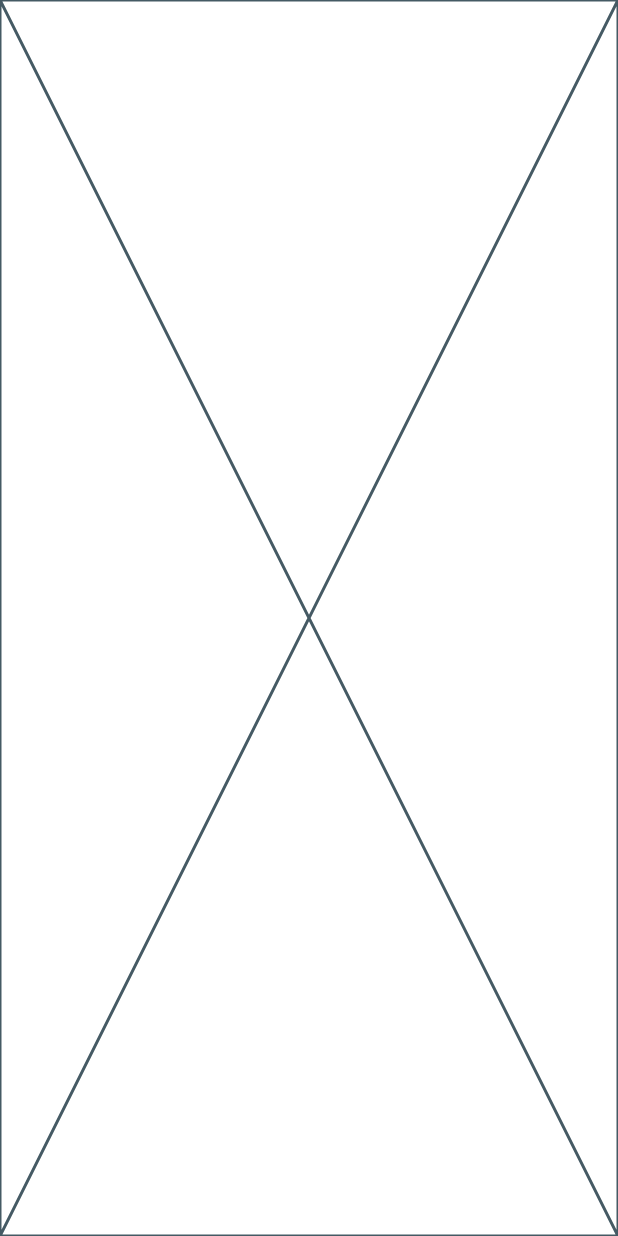
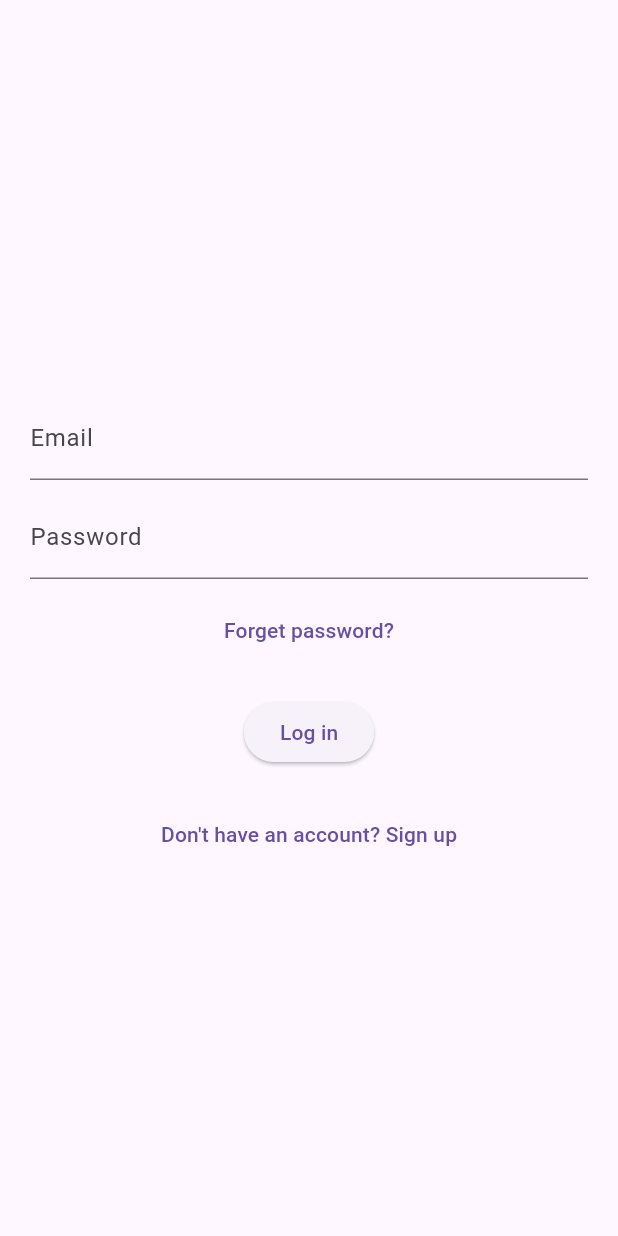
Before and after one commit to AliAljawad/Sign-Speak-Front, a Flutter app: the screen it shows after launch, on a phone screen of 412 x 824 dp. Run offline on Flutter 3.47's test engine with Material 3 defaults, Android fonts, the light colour scheme and no system bars.

Commit message:
added the text fields and login button

```diff
--- a/lib/screens/login_screen.dart
+++ b/lib/screens/login_screen.dart
@@ -5,6 +5,45 @@ class LoginPage extends StatelessWidget {
 
   @override
   Widget build(BuildContext context) {
-    return const Placeholder();
+    return Scaffold(
+
+      body: Padding(
+        padding: const EdgeInsets.all(20.0),
+        child: Column(
+          mainAxisAlignment: MainAxisAlignment.center,
+          children: [
+
+            const SizedBox(height: 20),
+            const TextField(
+              decoration: InputDecoration(
+                labelText: 'Email',
+              ),
+            ),
+            const SizedBox(height: 10),
+            const TextField(
+              obscureText: true,
+              decoration: InputDecoration(
+                labelText: 'Password',
+              ),
+            ),
+            const SizedBox(height: 10),
+            TextButton(
+              onPressed: () {},
+              child: const Text('Forget password?'),
+            ),
+            const SizedBox(height: 20),
+            ElevatedButton(
+              onPressed: () {},
+              child: const Text('Log in'),
+            ),
+            const SizedBox(height: 20),
+            TextButton(
+              onPressed: () {},
+              child: const Text("Don't have an account? Sign up"),
+            ),
+          ],
+        ),
+      ),
+    );
   }
 }
```
